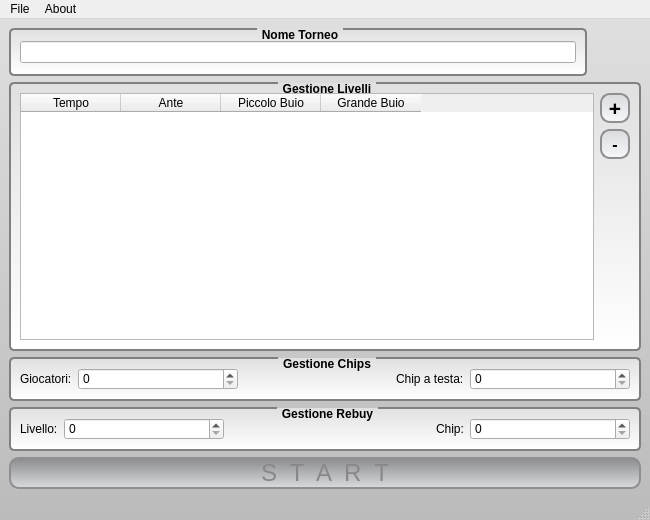
Before: the Qt Designer form MainWindow.ui in kostola/pokertm-desktop, drawn with Qt 5.
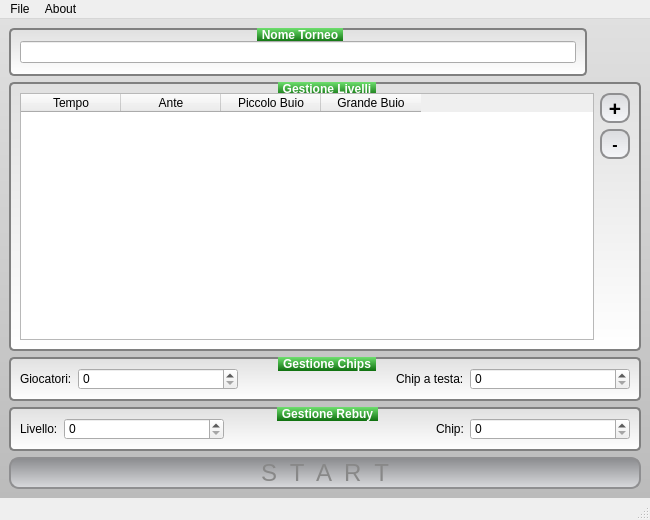
After: the same form once the commit is applied. Icons and pictures are not drawn.

Commit message: Piccoli ritocchi allo stile

```diff
--- a/MainWindow.ui
+++ b/MainWindow.ui
@@ -19,9 +19,11 @@
   <property name="windowTitle">
    <string>Poker Tournament Manager - by Kost</string>
   </property>
-  <property name="styleSheet">
-   <string notr="true">#MainWindow {
+  <widget class="QWidget" name="centralwidget">
+   <property name="styleSheet">
+    <string notr="true">#centralwidget {
     background-color: qlineargradient(x1: 0, y1: 0, x2: 0, y2: 1, stop: 0 #E0E0E0, stop: 1 #BBB);
+	/*background-color: qlineargradient(spread:repeat, x1:0, y1:0, x2:0.00303828, y2:0.005, stop:0.0789474 rgba(0, 134, 25, 255), stop:0.703349 rgba(0, 98, 10, 255));*/
 }
 QGroupBox {
     background-color: qlineargradient(x1: 0, y1: 0, x2: 0, y2: 1, stop: 0 #E0E0E0, stop: 1 #FFFFFF);
@@ -34,7 +36,8 @@
     subcontrol-origin: margin;
     subcontrol-position: top center;
     padding: 0 3px;
-    background-color: qlineargradient(x1: 0, y1: 0, x2: 0, y2: 1, stop: 0 #FFOECE, stop: 1 #FFFFFF);
+    background-color: qlineargradient(x1: 0, y1: 0, x2: 0, y2: 1, stop: 0 #6EDF6E, stop: 1 #0E6F0E);
+    color: #fff;
 }
 QPushButton {
     border: 2px solid #8f8f91;
@@ -47,8 +50,7 @@
     color: #000;
 }
 </string>
-  </property>
-  <widget class="QWidget" name="centralwidget">
+   </property>
    <layout class="QGridLayout" name="gridLayout">
     <item row="0" column="0">
      <widget class="QGroupBox" name="groupBox">
```
Left out of the diff: 52 changed lines with no effect on the pictures. The commit also changes 1 other file.
